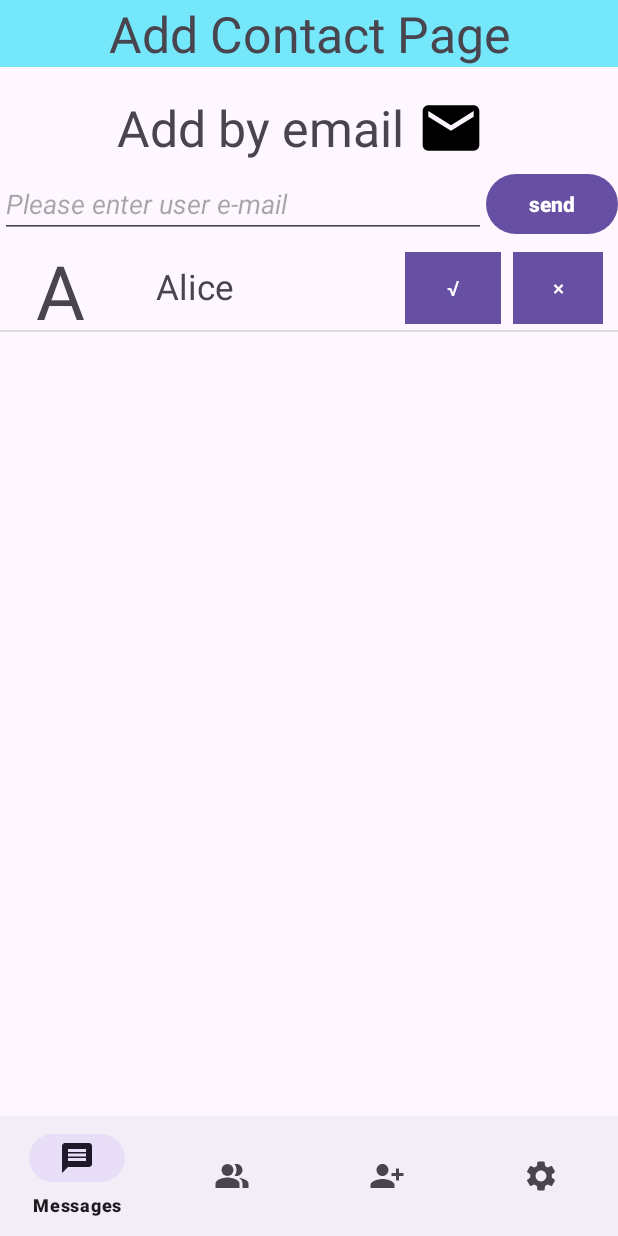
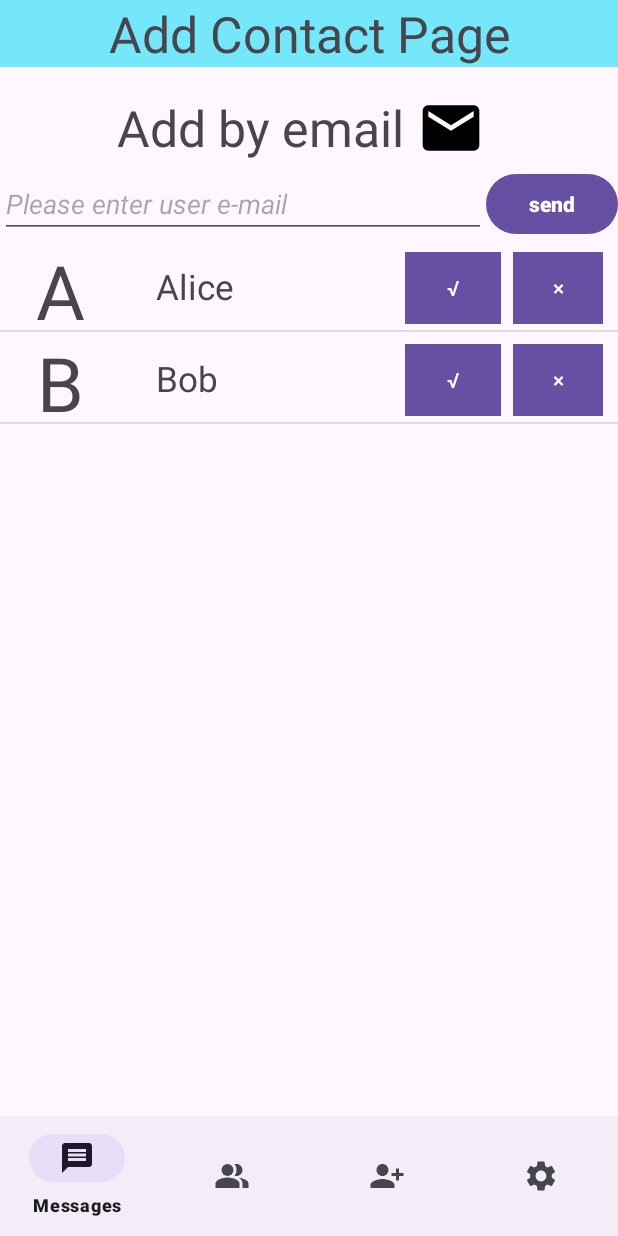
Before and after one commit to BroZhai/MBCFrontend, an Android app: the fragment AddContactFragment placed in its activity, on a phone screen of 412 x 824 dp. Run offline under Robolectric (Android 15) with nearby library versions, the phone set to English and light mode, and no system bars; libraries missing offline, so code that uses them is left out: org.java_websocket.client, org.java_websocket.handshake; 5 statements that could not run were skipped.

```diff
--- a/app/src/main/java/com/example/friendlist/AddContactFragment.java
+++ b/app/src/main/java/com/example/friendlist/AddContactFragment.java
@@ -35,6 +35,7 @@ public class AddContactFragment extends Fragment {
 
     FrontendAPIProvider websocket;
     ArrayList<UserRequest> requestArray = new ArrayList<>();
+
     ListView lv;
     TextView showNothing;
 
@@ -102,7 +103,9 @@ public class AddContactFragment extends Fragment {
 
         // 手动添加一个默认的'好友申请'item
         UserRequest request1 = new UserRequest("Alice", "Alice@email.com",currentUid ,"184bc12a-2b5e-41a4-8342-d997ca0e7666");
+        UserRequest request2 = new UserRequest("Bob", "bob@bombmail.com",currentUid ,"184bc12a-2b5e-41a4-8342-d997ca0e7666");
         requestArray.add(request1);
+        requestArray.add(request2);
 
 
         if(requestArray.isEmpty()){
@@ -115,7 +118,9 @@ public class AddContactFragment extends Fragment {
             showNothing.setVisibility(View.GONE);
             MyAdapter adapter = new MyAdapter();
             lv.setAdapter(adapter);
-        }
+            }
+
+
 
         initWebSocket(); // 创建该界面时，初始化WebSocket并尝试建立连接
 
@@ -210,10 +215,22 @@ public class AddContactFragment extends Fragment {
             Button acceptBtn = (Button) item_view.findViewById(R.id.acceptBtn);
             Button declineBtn = (Button) item_view.findViewById(R.id.declineBtn);
 
+            String requesterName = requestArray.get(i).getName();
+
             //3. 根据"原数据"设置各个控件的'展示数据'
-            capital.setText(requestArray.get(i).getName().substring(0,1));
-            nameString.setText(requestArray.get(i).getName());
+            capital.setText(requesterName.substring(0,1));
+            nameString.setText(requesterName);
 
+            //3.5 在这里设置'各个item按钮'的监听器
+            acceptBtn.setOnClickListener(new View.OnClickListener() { //接受好友请求
+                @Override
+                public void onClick(View view) {
+                    // Accept the request
+//                    requestArray.get(i).acceptRequest();
+                    Toast.makeText(getContext(), "Accepted request from: " + requesterName  , Toast.LENGTH_SHORT).show();
+                    Log.d("AcceptButton", "已接受好友请求" + requesterName);
+                }
+            });
 
             //4. 返回该View对象 (这样以后，这个Adapter就算建立好了，接下来将这个"格式"应用到listView控件中去)
             return item_view;
```
Also changed, not shown: app/src/main/res/layout/request_item_list.xml (+5 -5 lines).
